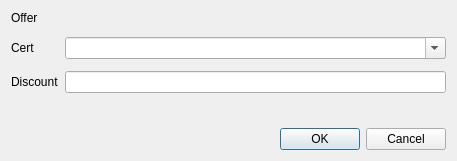
Above: src/qt/forms/newwhitelistdialog.ui from syscoin/syscoin1 before the change. Below: the same form after it.
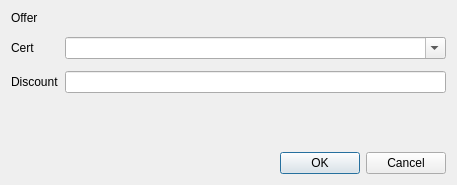
That is the form after the change.

```diff
--- a/src/qt/forms/newwhitelistdialog.ui
+++ b/src/qt/forms/newwhitelistdialog.ui
@@ -7,7 +7,7 @@
     <x>0</x>
     <y>0</y>
     <width>457</width>
-    <height>161</height>
+    <height>185</height>
    </rect>
   </property>
   <property name="windowTitle">
```
